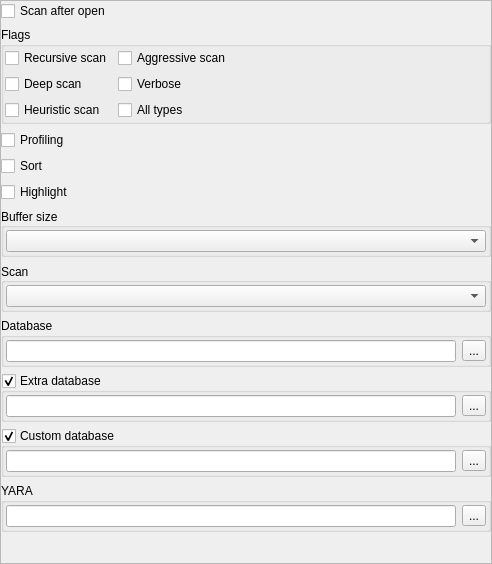
This is dieoptionswidget.ui in horsicq/die_widget as Qt 5 draws it before an edit. The edited form follows.
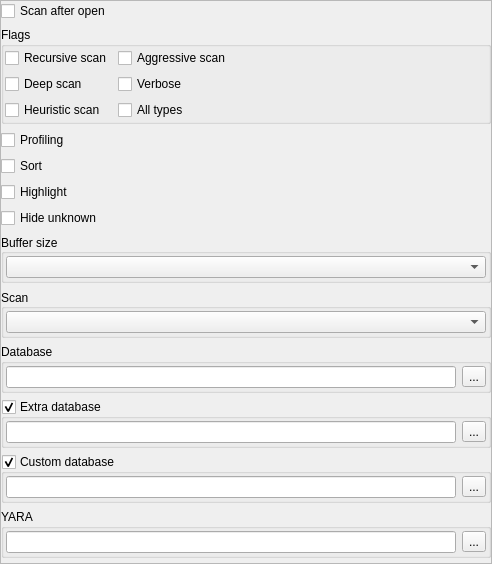
This is the edited form.

```diff
--- a/dieoptionswidget.ui
+++ b/dieoptionswidget.ui
@@ -150,6 +150,13 @@
          </property>
         </widget>
        </item>
+       <item>
+        <widget class="QCheckBox" name="checkBoxHideUnknown">
+         <property name="text">
+          <string>Hide unknown</string>
+         </property>
+        </widget>
+       </item>
        <item>
         <widget class="QGroupBox" name="groupBoxBufferSize">
          <property name="title">
```
